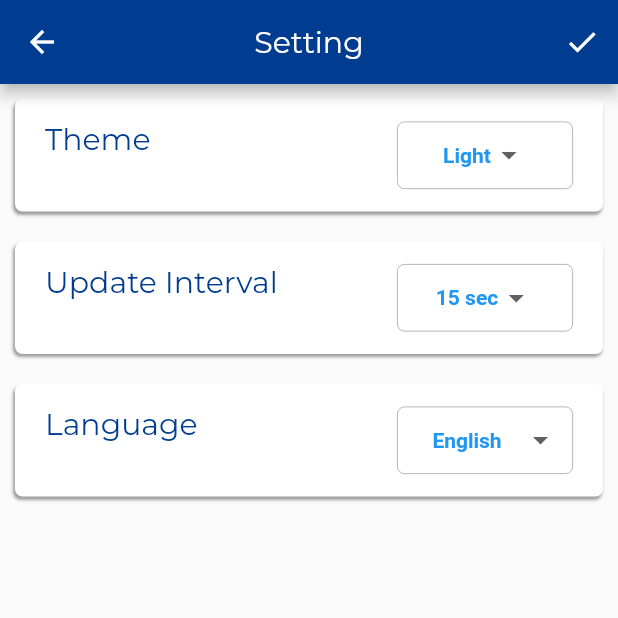
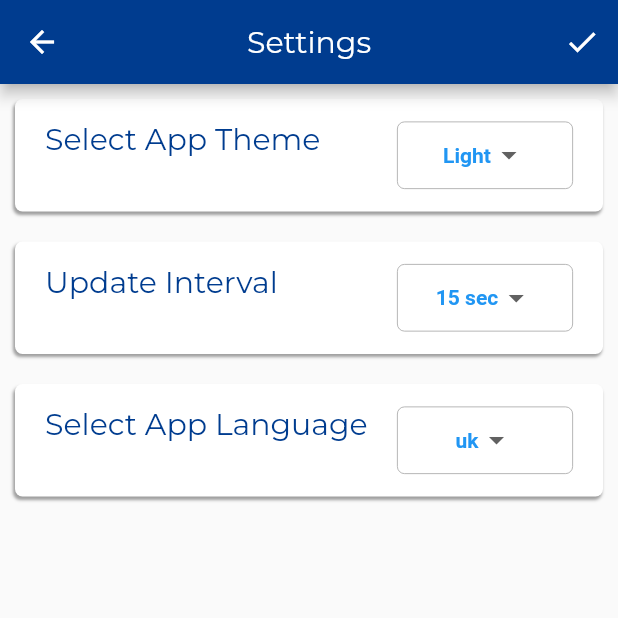
Before and after one commit to agychko/flutter_intership_onix, a Flutter app: the ConverterScreen screen opened directly, after a tap on the "settings" icon, on a phone screen of 412 x 824 dp, the top half of it. Run offline on Flutter 3.47's test engine with Material 2 defaults, Android fonts, the phone set to English and light mode, and no system bars; our stand-ins replace bloc, firebase_auth, firebase_core, firebase_database, flutter_bloc, get_it and 3 more; accounts and stored records are empty; generated files the repository leaves out were written again; network calls fail.

Commit message:
lesson_14 project changes_3

```diff
--- a/lib/presentation/converter_screen/converter_screen.dart
+++ b/lib/presentation/converter_screen/converter_screen.dart
@@ -161,9 +161,10 @@ class ConverterScreenState extends State<ConverterScreen>
                           padding: const EdgeInsets.all(14),
                         ),
                         child: Row(
-                          children: const [
-                            Icon(Icons.import_export),
-                            Text('Switch Currencies'),
+                          children: [
+                            const Icon(Icons.import_export),
+                            Text(AppLocalizations.of(context)!
+                                .converterSwitchCurrencies),
                           ],
                         ),
                       ),
--- a/lib/presentation/settings_screen/settings_screen.dart
+++ b/lib/presentation/settings_screen/settings_screen.dart
@@ -2,6 +2,9 @@ import 'package:first/presentation/settings_screen/settings_bloc/settings_bloc.d
 import 'package:first/presentation/settings_screen/settings_menu_item.dart';
 import 'package:flutter/material.dart';
 import 'package:flutter_bloc/flutter_bloc.dart';
+import 'package:flutter_gen/gen_l10n/app_localizations.dart';
+
+import 'language_bloc/language_cubit.dart';
 
 class SettingsScreen extends StatefulWidget {
   const SettingsScreen({Key? key}) : super(key: key);
@@ -26,7 +29,7 @@ class SettingsScreenState extends State<SettingsScreen> {
               Navigator.pop(context);
             },
           ),
-          title: const Text('Setting'),
+          title: Text(AppLocalizations.of(context)!.settingsTitle),
           centerTitle: true,
           actions: [
             IconButton(
@@ -40,7 +43,7 @@ class SettingsScreenState extends State<SettingsScreen> {
         body: Column(
           children: [
             SettingsMenuItem(
-              nameMenuItem: 'Theme',
+              nameMenuItem: AppLocalizations.of(context)!.settingsTheme,
               dropdownValue: theme,
               dropdownItem: const [
                 DropdownMenuItem(
@@ -60,7 +63,8 @@ class SettingsScreenState extends State<SettingsScreen> {
             ),
             BlocBuilder<SettingsBloc, SettingsState>(builder: (context, state) {
               return SettingsMenuItem(
-                nameMenuItem: 'Update Interval',
+                nameMenuItem:
+                    AppLocalizations.of(context)!.settingsUpdateInterval,
                 dropdownItem: const [
                   DropdownMenuItem(
                     child: Text('15 sec'),
@@ -88,25 +92,29 @@ class SettingsScreenState extends State<SettingsScreen> {
               );
             }),
             SettingsMenuItem(
-              nameMenuItem: 'Language',
+              nameMenuItem: AppLocalizations.of(context)!.settingsLanguage,
               dropdownValue: language,
-              dropdownItem: const [
+              dropdownItem: [
                 DropdownMenuItem(
-                  child: Text('English'),
-                  value: 1,
+                  child: Text(AppLocalizations.supportedLocales
+                      .elementAt(0)
+                      .languageCode),
+                  value: 0,
                 ),
                 DropdownMenuItem(
-                  child: Text('Русский'),
-                  value: 2,
-                ),
-                DropdownMenuItem(
-                  child: Text('Українська'),
-                  value: 3,
+                  child: Text(AppLocalizations.supportedLocales
+                      .elementAt(1)
+                      .languageCode),
+                  value: 1,
                 ),
               ],
               onChanged: (newValue) {
                 setState(() {
                   language = newValue!;
+                  String code = AppLocalizations.supportedLocales
+                      .elementAt(language)
+                      .languageCode;
+                  context.read<LanguageCubit>().changeLanguage(code);
                 });
               },
             ),
--- a/lib/presentation/user_screen/user_bloc/user_bloc.dart
+++ b/lib/presentation/user_screen/user_bloc/user_bloc.dart
@@ -12,7 +12,7 @@ class UserBloc extends Bloc<UserEvent, UserState> {
     on<LoginUserEvent>((event, emit) => _loginUser(event, emit));
     on<UserLoggedIn>((event, emit) => _userLoggedIn(emit));
 
-    add(UserLoggedIn());
+    // add(UserLoggedIn());
   }
 
   void _userLoggedIn(Emitter<UserState> emit) async {
```
Also changed, not shown: lib/data/source/remote/impl/currencies_source_impl.dart (+16 -16 lines), lib/l10n/app_en.arb (+18 -1 lines), lib/l10n/app_uk.arb (+19 -1 lines), lib/my_app.dart (+19 -11 lines).
